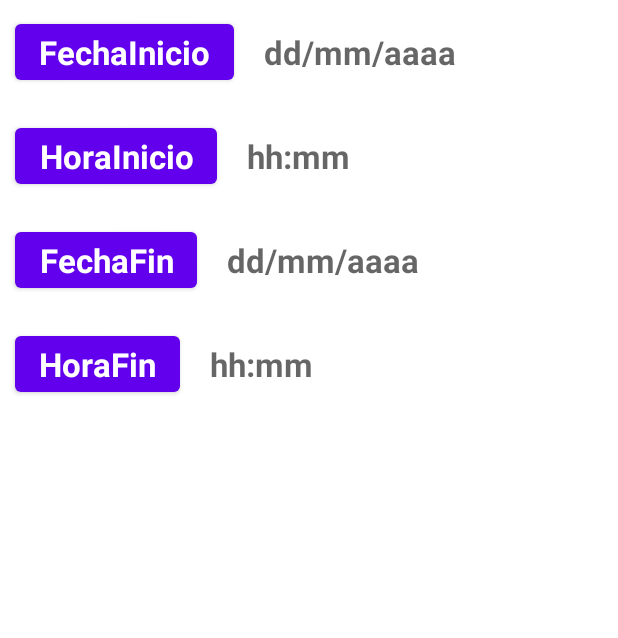
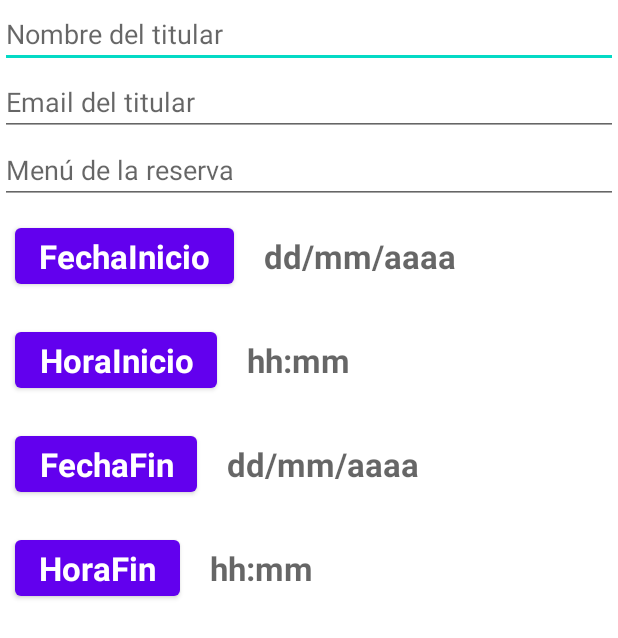
Before and after one commit to ncgomez17/RestaurantesNight, an Android app: the layout entrada_reserva.xml on its own in the app's theme, with its tools: preview values and no code run, on a phone screen of 412 x 824 dp. Shown: the top 638 px of the screen. Run offline under Robolectric (Android 15) with nearby library versions, the phone set to English and light mode, and no system bars.

Commit message:
Add files via upload

```diff
--- a/app/src/main/res/layout/entrada_reserva.xml
+++ b/app/src/main/res/layout/entrada_reserva.xml
@@ -4,10 +4,47 @@
     android:layout_width="match_parent"
     android:layout_height="match_parent"
     android:orientation="vertical">
+
+    <LinearLayout
+        android:layout_width="match_parent"
+        android:layout_height="wrap_content"
+        android:orientation="horizontal"
+        >
+        <EditText android:id="@+id/titular"
+            android:layout_width="match_parent"
+            android:layout_height="wrap_content"
+            android:hint="Nombre del titular"/>
+    </LinearLayout>
+
+    <LinearLayout
+        android:layout_width="match_parent"
+        android:layout_height="wrap_content"
+        android:orientation="horizontal"
+        >
+
+        <EditText android:id="@+id/email"
+            android:layout_width="match_parent"
+            android:layout_height="wrap_content"
+            android:hint="Email del titular"/>
+    </LinearLayout>
+
+    <LinearLayout
+        android:layout_width="match_parent"
+        android:layout_height="wrap_content"
+        android:orientation="horizontal"
+        >
+
+        <EditText android:id="@+id/menu"
+            android:layout_width="match_parent"
+            android:layout_height="wrap_content"
+            android:hint="Menú de la reserva"/>
+    </LinearLayout>
+
 <LinearLayout
     android:layout_width="match_parent"
     android:layout_height="wrap_content"
     android:orientation="horizontal">
+
     <Button     android:id="@+id/btn_fecha"
         android:layout_width="wrap_content"
         android:layout_height="wrap_content"
--- a/app/src/main/res/menu/menu_contextual_reservas.xml
+++ b/app/src/main/res/menu/menu_contextual_reservas.xml
@@ -2,4 +2,5 @@
 <menu xmlns:android="http://schemas.android.com/apk/res/android">
     <item android:title="@string/contx_anhadir_reserva" android:id="@+id/contx_anhadir_reserva" />
     <item android:title="@string/contxt_eliminar_reserva" android:id="@+id/contx_eliminar_reserva" />
+    <item android:title="Listar reservas de la mesa" android:id="@+id/contx_listar_reservas" />
 </menu>
```
Also changed, not shown: app/src/main/res/layout/list_reservas.xml (added, +34 -0 lines), app/src/main/res/layout/reservas_out.xml (added, +180 -0 lines).
